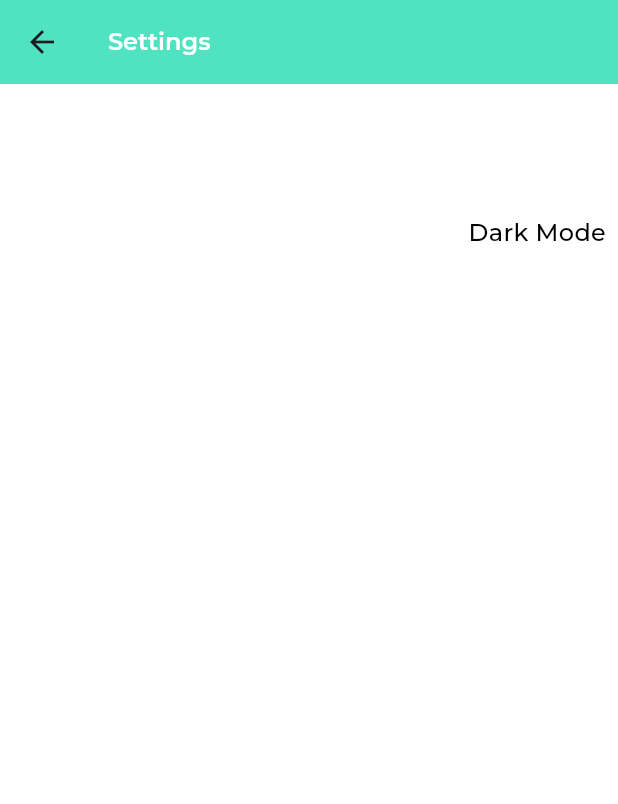
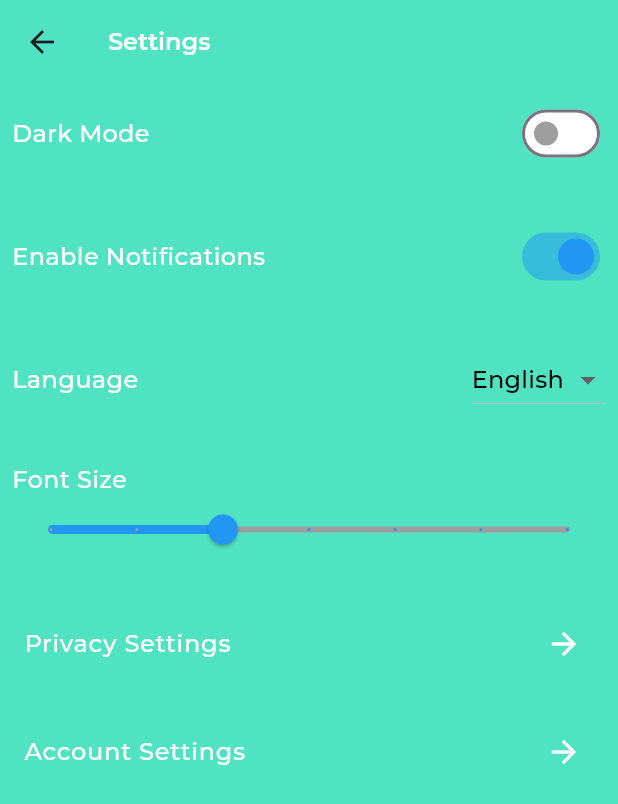
Before and after one commit to AIdevol/banaras_guide, a Flutter app: the SettingsScreenView screen opened by its route, on a phone screen of 412 x 824 dp. Shown: the top 804 px of the screen. Run offline on Flutter 3.47's test engine with Material 3 defaults, Android fonts, the light colour scheme and no system bars; our stand-ins replace card_swiper, flutter_screenutil, flutter_svg, flutter_zoom_drawer, gap, get and 5 more; missing offline and left inert: appbar_animated; accounts and stored records are empty; network calls fail.

Commit message:
update notfications

```diff
--- a/lib/constants/navigation.dart
+++ b/lib/constants/navigation.dart
@@ -7,4 +7,5 @@ abstract class AppRoutes {
   static const favouritescreen = '/favourite';
   static const profilescreen = '/profile';
   static const settingsScreen = '/settings';
+  static const notifications = '/notifications';
 }
--- a/lib/constants/navigation/app_page.dart
+++ b/lib/constants/navigation/app_page.dart
@@ -7,6 +7,7 @@ import 'package:guide_banaras/core/presentations/controllers/profile_screen_cont
 import 'package:guide_banaras/core/presentations/views/favourite_element_screen.dart';
 import 'package:guide_banaras/core/presentations/views/home_screen.dart';
 import 'package:guide_banaras/core/presentations/views/login_screen.dart';
+import 'package:guide_banaras/core/presentations/views/nottifications.dart';
 import 'package:guide_banaras/core/presentations/views/places_view_screen.dart';
 import 'package:guide_banaras/core/presentations/views/profile_view_screen.dart';
 import 'package:guide_banaras/core/presentations/views/register_screen.dart';
@@ -48,13 +49,19 @@ class AppPage {
       page: () => const FavouriteElementScreen(),
     ),
     GetPage(
-        name: AppRoutes.profilescreen,
-        binding: ScreenBinding(),
-        page: () => const ProfileViewScreen()),
-
+      name: AppRoutes.profilescreen,
+      binding: ScreenBinding(),
+      page: () => const ProfileViewScreen(),
+    ),
     GetPage(
-    name: AppRoutes.settingsScreen,
-    binding: ScreenBinding(),
-    page:  ()=>  SettingsScreenView()),
+      name: AppRoutes.settingsScreen,
+      binding: ScreenBinding(),
+      page: () => const SettingsScreenView(),
+    ),
+    GetPage(
+      name: AppRoutes.notifications,
+      binding: ScreenBinding(),
+      page: () => const Notifications(),
+    ),
   ];
 }
--- a/lib/core/componets/main_menu.dart
+++ b/lib/core/componets/main_menu.dart
@@ -162,7 +162,7 @@ class MenuScreen extends GetView<HomeScreenController> {
     InkWell(
       onTap: () {},
       child: const Text(
-        "Suggetions",
+        "About us",
         style: TextStyle(color: Colors.white),
       ),
     ),
@@ -258,6 +258,7 @@ class MenuScreen extends GetView<HomeScreenController> {
                 size: 25,
               ),
               onPressed: () {
+                Get.toNamed(AppRoutes.notifications);
                 print('Notifications tapped');
               },
             ),
--- a/lib/core/presentations/bindings/bindings.dart
+++ b/lib/core/presentations/bindings/bindings.dart
@@ -2,6 +2,7 @@ import 'package:get/get.dart';
 import 'package:guide_banaras/core/presentations/controllers/favourite_element_screen_controller.dart';
 import 'package:guide_banaras/core/presentations/controllers/home_screen_controller.dart';
 import 'package:guide_banaras/core/presentations/controllers/login_screen_controller.dart';
+import 'package:guide_banaras/core/presentations/controllers/notificaitons_controller.dart';
 import 'package:guide_banaras/core/presentations/controllers/places_screen_controller.dart';
 import 'package:guide_banaras/core/presentations/controllers/profile_screen_controller.dart';
 import 'package:guide_banaras/core/presentations/controllers/register_screen_controller.dart';
@@ -19,5 +20,6 @@ class ScreenBinding extends Bindings {
         () => FavouriteElementScreenController());
     Get.lazyPut<ProfileScreenController>(() => ProfileScreenController());
     Get.lazyPut<SettingsViewController>(() => SettingsViewController());
+     Get.lazyPut<NotificaitonsController>(() => NotificaitonsController());
   }
 }
--- /dev/null
+++ b/lib/core/presentations/controllers/notificaitons_controller.dart
@@ -0,0 +1,5 @@
+import 'package:get/get.dart';
+
+class NotificaitonsController extends GetxController{
+
+}
--- a/lib/core/presentations/controllers/seetings_view_controller.dart
+++ b/lib/core/presentations/controllers/seetings_view_controller.dart
@@ -1,18 +1,37 @@
-import 'package:flutter/material.dart';
-import 'package:flutter_localization/flutter_localization.dart';
 import 'package:get/get.dart';
 
 class SettingsViewController extends GetxController {
-  final Rx<ThemeMode> themeMode = ThemeMode.system.obs;
-  final RxString currentLanguage = FlutterLocalization.instance.currentLocale.toString().obs;
+  bool isDarkMode = false;
+  bool isNotificationsEnabled = true; // Notifications toggle
+  double fontSize = 16.0; // Font size
 
-  void setThemeMode(ThemeMode mode) {
-    themeMode.value = mode;
-    Get.changeThemeMode(mode);
+  String selectedLanguage = "English";
+  List<String> languages = ["English", "Hindi", "Spanish", "French"];
+
+  void toggleDarkMode(bool value) {
+    isDarkMode = value;
+    update(); // Notify the UI
   }
 
-  void setLanguage(String languageCode) {
-    FlutterLocalization.instance.translate(languageCode);
-    currentLanguage.value = languageCode;
+  void toggleNotifications(bool value) {
+    isNotificationsEnabled = value;
+    update(); // Notify the UI
   }
+
+  void updateFontSize(double value) {
+    fontSize = value;
+    update(); // Notify the UI
+  }
+
+  void updateLanguage(String? language) {
+    if (language != null) {
+      selectedLanguage = language;
+      update();
+    }
+  }
+
+  // void logout() {
+  //   // Perform logout logic
+  //   Get.offAll(LoginScreenView());
+  // }
 }
--- /dev/null
+++ b/lib/core/presentations/views/nottifications.dart
@@ -0,0 +1,28 @@
+import 'package:flutter/material.dart';
+import 'package:flutter/src/widgets/framework.dart';
+import 'package:get/get.dart';
+import 'package:guide_banaras/constants/colors.dart';
+import 'package:guide_banaras/core/presentations/controllers/notificaitons_controller.dart';
+import 'package:guide_banaras/utilities/google_textfields.dart';
+
+class Notifications extends GetView {
+  const Notifications({super.key});
+
+  @override
+  Widget build(BuildContext context) {
+    return Scaffold(
+      backgroundColor: appcolor,
+      appBar: AppBar(
+        title: Text(
+          'Notification',
+          style: MontserratStyles.montserratSemiBoldTextStyle(size: 16),
+        ),
+      ),
+      body: GetBuilder<NotificaitonsController>(
+        builder: (controller) => Container(
+          child: Center(child: Text('Notifications..')),
+        ),
+      ),
+    );
+  }
+}
--- a/lib/core/presentations/views/settings_screen_view.dart
+++ b/lib/core/presentations/views/settings_screen_view.dart
@@ -13,18 +13,38 @@ class SettingsScreenView extends GetView<SettingsViewController> {
   @override
   Widget build(BuildContext context) {
     return Scaffold(
-        backgroundColor: appcolor,
+      backgroundColor: controller.isDarkMode ? Colors.black : appcolor,
       appBar: AppBar(
         title: Text(
           'Settings',
           style: MontserratStyles.montserratSemiBoldTextStyle(size: 16),
         ),
       ),
-        body: MyAnnotatedRegion(child: GetBuilder<SettingsViewController>(
-          builder: (controller) => ListView(
-            children: [_lightAndDarkView(context), _languageSettings(context)],
+      body: MyAnnotatedRegion(
+        child: GetBuilder<SettingsViewController>(
+          builder: (controller) => Container(
+            color: controller.isDarkMode ? Colors.black : appcolor,
+            child: ListView(
+              children: [
+                _lightAndDarkView(context),
+                const Gap(16),
+                _notificationToggle(context),
+                const Gap(16),
+                _languageSettings(context),
+                const Gap(16),
+                _fontSizeSlider(context),
+                const Gap(16),
+                _privacySettings(context),
+                const Gap(16),
+                _accountSettings(context),
+                // const Gap(16),
+                // _logoutButton(context),
+              ],
             ),
-        ),));
+          ),
+        ),
+      ),
+    );
   }
 
   _lightAndDarkView(BuildContext context) {
@@ -32,8 +52,7 @@ class SettingsScreenView extends GetView<SettingsViewController> {
       padding: const EdgeInsets.all(8.0),
       child: SizedBox(
         height: 50,
-        width: 50,
-        // color: ,
+        width: double.infinity,
         child: Row(
           mainAxisAlignment: MainAxisAlignment.spaceBetween,
           children: [
@@ -42,7 +61,15 @@ class SettingsScreenView extends GetView<SettingsViewController> {
               style: MontserratStyles.montserratMediumTextStyle(
                   size: 16, color: Colors.white),
             ),
-            // Switch(value: isdarkmode, onChanged: onChanged)
+            Switch(
+              value: controller.isDarkMode,
+              onChanged: (value) {
+                controller.toggleDarkMode(value);
+              },
+              activeColor: Colors.blue,
+              inactiveThumbColor: Colors.grey,
+              inactiveTrackColor: Colors.white,
+            ),
           ],
         ),
       ),
@@ -54,8 +81,7 @@ class SettingsScreenView extends GetView<SettingsViewController> {
       padding: const EdgeInsets.all(8.0),
       child: SizedBox(
         height: 50,
-        width: 50,
-        // color: ,
+        width: double.infinity,
         child: Row(
           mainAxisAlignment: MainAxisAlignment.spaceBetween,
           children: [
@@ -64,14 +90,131 @@ class SettingsScreenView extends GetView<SettingsViewController> {
               style: MontserratStyles.montserratMediumTextStyle(
                   size: 16, color: Colors.white),
             ),
-            Text(
-              "Dark Mode",
+            DropdownButton<String>(
+              value: controller.selectedLanguage,
+              dropdownColor:
+                  controller.isDarkMode ? Colors.grey[800] : Colors.white,
+              items: controller.languages.map((String language) {
+                return DropdownMenuItem<String>(
+                  value: language,
+                  child: Text(
+                    language,
                     style: MontserratStyles.montserratMediumTextStyle(
-                  size: 16, color: Colors.black),
+                        size: 16,
+                        color: controller.isDarkMode
+                            ? Colors.white
+                            : Colors.black),
+                  ),
+                );
+              }).toList(),
+              onChanged: (String? newValue) {
+                controller.updateLanguage(newValue);
+              },
             ),
           ],
         ),
       ),
     );
   }
+
+  _notificationToggle(BuildContext context) {
+    return Padding(
+      padding: const EdgeInsets.all(8.0),
+      child: SizedBox(
+        height: 50,
+        width: double.infinity,
+        child: Row(
+          mainAxisAlignment: MainAxisAlignment.spaceBetween,
+          children: [
+            Text(
+              "Enable Notifications",
+              style: MontserratStyles.montserratMediumTextStyle(
+                  size: 16, color: Colors.white),
+            ),
+            Switch(
+              value: controller.isNotificationsEnabled,
+              onChanged: (value) {
+                controller.toggleNotifications(value);
+              },
+              activeColor: Colors.blue,
+              inactiveThumbColor: Colors.grey,
+              inactiveTrackColor: Colors.white,
+            ),
+          ],
+        ),
+      ),
+    );
   }
+
+  _fontSizeSlider(BuildContext context) {
+    return Padding(
+      padding: const EdgeInsets.all(8.0),
+      child: Column(
+        crossAxisAlignment: CrossAxisAlignment.start,
+        children: [
+          Text(
+            "Font Size",
+            style: MontserratStyles.montserratMediumTextStyle(
+                size: 16, color: Colors.white),
+          ),
+          Slider(
+            value: controller.fontSize,
+            min: 12.0,
+            max: 24.0,
+            divisions: 6,
+            onChanged: (newValue) {
+              controller.updateFontSize(newValue);
+            },
+            activeColor: Colors.blue,
+            inactiveColor: Colors.grey,
+          ),
+        ],
+      ),
+    );
+  }
+
+  _privacySettings(BuildContext context) {
+    return ListTile(
+      title: Text(
+        "Privacy Settings",
+        style: MontserratStyles.montserratMediumTextStyle(
+            size: 16, color: Colors.white),
+      ),
+      trailing: Icon(Icons.arrow_forward, color: Colors.white),
+      onTap: () {
+        // Get.to(PrivacySettingsView());
+      },
+    );
+  }
+
+  _accountSettings(BuildContext context) {
+    return ListTile(
+      title: Text(
+        "Account Settings",
+        style: MontserratStyles.montserratMediumTextStyle(
+            size: 16, color: Colors.white),
+      ),
+      trailing: Icon(Icons.arrow_forward, color: Colors.white),
+      onTap: () {
+        // Get.to(AccountSettingsView());
+      },
+    );
+  }
+
+  // _logoutButton(BuildContext context) {
+  //   return Padding(
+  //     padding: const EdgeInsets.all(16.0),
+  //     child: ElevatedButton(
+  //       style: ElevatedButton.styleFrom(
+  //         backgroundColor: Colors.red,
+  //         padding: const EdgeInsets.symmetric(vertical: 16.0),
+  //         textStyle: TextStyle(fontSize: 16),
+  //       ),
+  //       onPressed: () {
+  //         // controller.logout();
+  //       },
+  //       child: const Text("Logout"),
+  //     ),
+  //   );
+  // }
+}
--- a/pubspec.yaml
+++ b/pubspec.yaml
@@ -60,6 +60,8 @@ dependencies:
   card_swiper: ^3.0.1
   hive: ^2.2.3
   flutter_localization: ^0.2.1
+  firebase_auth: ^5.1.4
+  cloud_firestore: ^5.2.1
 
 dev_dependencies:
   flutter_test:
```
Also changed, not shown: lib/core/presentations/controllers/favourite_element_screen_controller.dart (+6 -3 lines), lib/core/presentations/controllers/places_screen_controller.dart (+15 -1 lines), pubspec.lock, 3 other files. Lines whose indentation alone changed are shown as unchanged.
